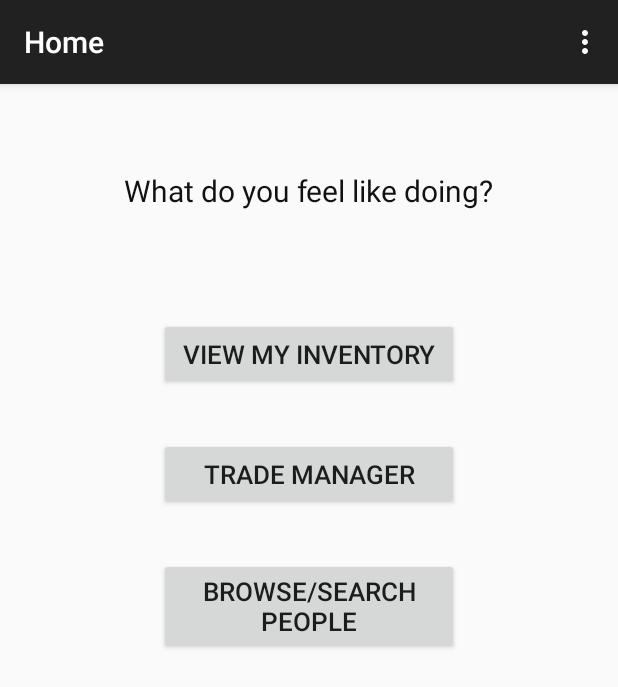
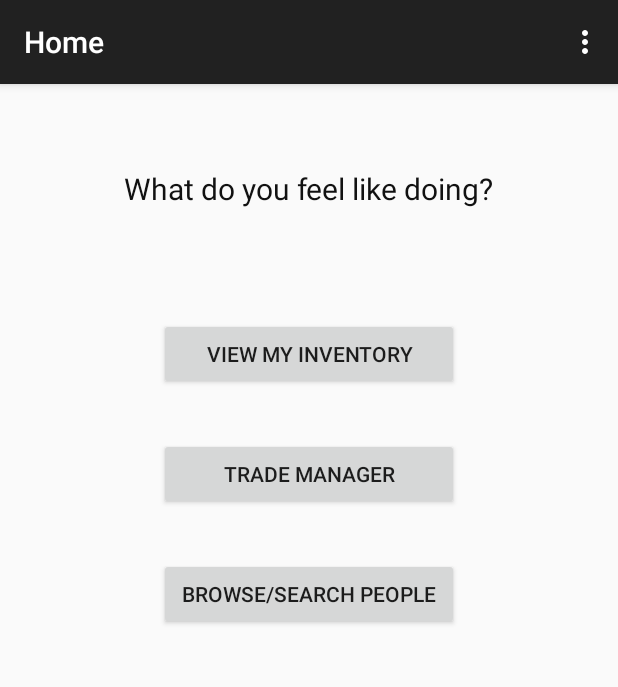
Before and after one commit to CMPUT301F15T10/Exchange, an Android app: the screen it shows after launch (HomeActivity), after a tap on "LOGIN", on a phone screen of 412 x 824 dp. Shown: the top 687 px of the screen. Run offline under Robolectric (Android 15) with nearby library versions, the phone set to English and light mode, and no system bars.

Commit message:
Moving strings to strings.xml and switching activities to AppCompat

```diff
--- a/app/src/main/AndroidManifest.xml
+++ b/app/src/main/AndroidManifest.xml
@@ -80,7 +80,8 @@
 
         <activity
             android:name=".Activities.Login"
-            android:label="@string/title_activity_main" >
+            android:label="@string/title_activity_main"
+            android:theme="@style/Theme.AppCompat.Light.NoActionBar" >
              <intent-filter android:label="@string/app_name">
              <action android:name="android.intent.action.MAIN" />
 
--- a/app/src/main/java/cmput301exchange/exchange/Activities/Login.java
+++ b/app/src/main/java/cmput301exchange/exchange/Activities/Login.java
@@ -2,16 +2,17 @@
 
 package cmput301exchange.exchange.Activities;
 
-import android.app.Activity;
+import android.support.v7.app.AppCompatActivity;
 import android.content.Intent;
 import android.os.Bundle;
 import android.view.Menu;
 import android.view.MenuItem;
 import android.view.View;
 
+
 import cmput301exchange.exchange.R;
 
-public class Login extends Activity {
+public class Login extends AppCompatActivity {
 
     @Override
     protected void onCreate(Bundle savedInstanceState) {
--- a/app/src/main/java/cmput301exchange/exchange/Activities/ProfileDetailsActivity.java
+++ b/app/src/main/java/cmput301exchange/exchange/Activities/ProfileDetailsActivity.java
@@ -15,11 +15,6 @@ public class ProfileDetailsActivity extends Activity {
         super.onCreate(savedInstanceState);
         setContentView(R.layout.activity_profile_details);
 
-    }
-
-    public void login(View view) {
-        Intent intent = new Intent(this, HomeActivity.class);
-        startActivity(intent);
     }
 
     @Override
--- a/app/src/main/res/layout/activity_home.xml
+++ b/app/src/main/res/layout/activity_home.xml
@@ -6,50 +6,47 @@
     android:paddingBottom="@dimen/activity_vertical_margin"
     tools:context="cmput301f15t10.exchange.HomeActivity">
 
-    <TextView android:text="What do you feel like doing?" android:layout_width="wrap_content"
+    <TextView android:text="@string/home_message" android:layout_width="wrap_content"
         android:layout_height="wrap_content"
-        android:id="@+id/textView3"
-        android:textSize="20dp"
+        android:id="@+id/home_message"
+        android:textSize="20sp"
         android:textColor="#111"
         android:layout_alignParentTop="true"
         android:layout_centerHorizontal="true"
-        android:layout_marginTop="41dp" />
+        android:layout_marginTop="40dp" />
 
 
     <Button
         android:layout_width="200dp"
         android:layout_height="wrap_content"
-        android:text="View My Inventory"
+        android:text="@string/home_inventory"
         android:id="@+id/button2"
         android:layout_marginTop="140dp"
         android:layout_alignParentTop="true"
-        android:layout_alignParentLeft="false"
-        android:layout_marginLeft="100dp"
+        android:layout_alignParentStart="false"
+        android:layout_marginStart="100dp"
         android:layout_centerInParent="true"
-        android:textSize="17dp"
         android:onClick="inventory"/>
 
     <Button
         android:layout_width="200dp"
         android:layout_height="wrap_content"
-        android:text="Trade manager"
+        android:text="@string/home_trade"
         android:id="@+id/button4"
-        android:layout_marginLeft="100dp"
+        android:layout_marginStart="100dp"
         android:layout_centerHorizontal="true"
         android:layout_alignParentTop="true"
         android:layout_marginTop="220dp"
-        android:textSize="17dp"
         android:onClick="tradeManager"/>
 
     <Button
         android:layout_width="200dp"
         android:layout_height="wrap_content"
-        android:text="Browse/Search People"
+        android:text="@string/home_people"
         android:id="@+id/button5"
-        android:layout_marginLeft="100dp"
+        android:layout_marginStart="100dp"
         android:layout_marginTop="300dp"
         android:layout_centerHorizontal="true"
-        android:textSize="17dp"
         android:onClick="searchPeople"/>
 
 </RelativeLayout>
--- a/app/src/main/res/layout/activity_login.xml
+++ b/app/src/main/res/layout/activity_login.xml
@@ -34,6 +34,5 @@
         android:layout_alignParentBottom="true"
         android:layout_marginBottom="85dp"
         android:onClick="login"/>
-    />
 
 </RelativeLayout>
--- a/app/src/main/res/menu/menu_home.xml
+++ b/app/src/main/res/menu/menu_home.xml
@@ -3,10 +3,10 @@
     xmlns:tools="http://schemas.android.com/tools"
     tools:context="cmput301f15t10.exchange.HomeActivity">
 
-    <item android:id="@+id/action_view_profile" android:title="View Profile"
+    <item android:id="@+id/action_view_profile" android:title="@string/home_view_profile"
         android:orderInCategory="100" app:showAsAction="never" />
 
-    <item android:id="@+id/action_edit_profile" android:title="Edit Profile"
+    <item android:id="@+id/action_edit_profile" android:title="@string/home_edit_profile"
         android:orderInCategory="200" app:showAsAction="never" />
 
     <item android:id="@+id/action_settings" android:title="@string/action_settings"
--- a/app/src/main/res/values/strings.xml
+++ b/app/src/main/res/values/strings.xml
@@ -25,7 +25,18 @@
     <string name="hello_blank_fragment">Hello blank fragment</string>
     <string name="title_activity_main">Main</string>
 
+    <!-- Login Strings-->
     <string name="login">Login</string>
     <string name="username">Username</string>
 
+    <!-- Home Strings-->
+    <string name="home_message">What do you feel like doing?</string>
+    <string name="home_inventory">View My Inventory</string>
+    <string name="home_trade">Trade manager</string>
+    <string name="home_people">Browse/Search People</string>
+
+    <!-- Home Menu Strrings-->
+    <string name="home_view_profile">View Profile</string>
+    <string name="home_edit_profile">Edit Profile</string>
+
 </resources>
```
